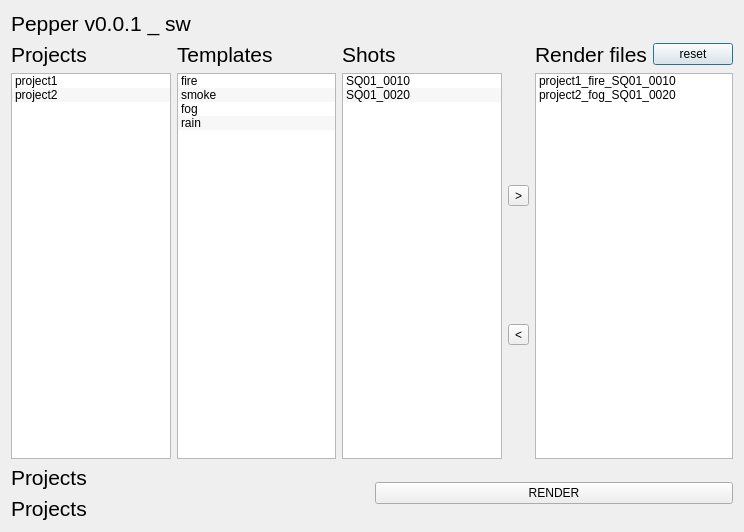
This is ui_sw/main.ui in NetflixVFX-Ac/BlackPepper as Qt 5 draws it before an edit. The edited form follows.
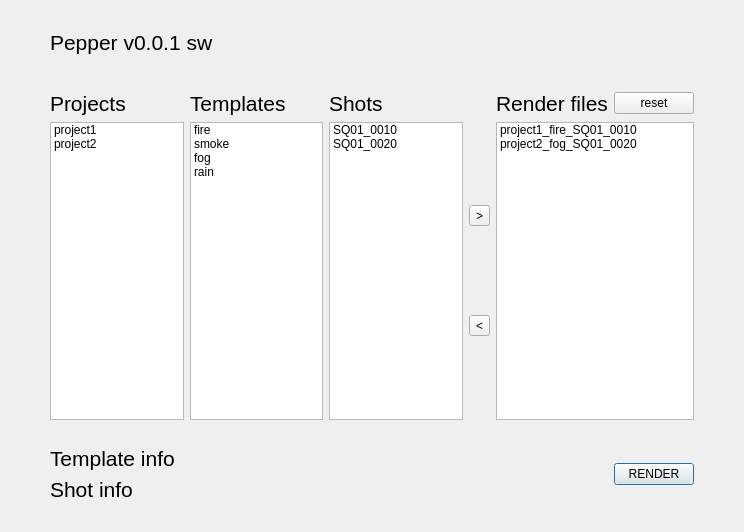
This is the edited form.

What changed in the file:
```diff
--- a/ui_sw/main.ui
+++ b/ui_sw/main.ui
@@ -14,6 +14,85 @@
    <string>Dialog</string>
   </property>
   <layout class="QGridLayout" name="gridLayout_2">
+   <property name="leftMargin">
+    <number>50</number>
+   </property>
+   <property name="topMargin">
+    <number>30</number>
+   </property>
+   <property name="rightMargin">
+    <number>50</number>
+   </property>
+   <property name="bottomMargin">
+    <number>30</number>
+   </property>
+   <item row="2" column="0">
+    <layout class="QHBoxLayout" name="horizontalLayout">
+     <item>
+      <layout class="QVBoxLayout" name="verticalLayout_3">
+       <item>
+        <widget class="QLabel" name="template_info">
+         <property name="font">
+          <font>
+           <pointsize>16</pointsize>
+          </font>
+         </property>
+         <property name="text">
+          <string>Template info</string>
+         </property>
+        </widget>
+       </item>
+       <item>
+        <widget class="QLabel" name="shot_info">
+         <property name="font">
+          <font>
+           <pointsize>16</pointsize>
+          </font>
+         </property>
+         <property name="text">
+          <string>Shot info</string>
+         </property>
+        </widget>
+       </item>
+      </layout>
+     </item>
+     <item>
+      <spacer name="horizontalSpacer">
+       <property name="orientation">
+        <enum>Qt::Horizontal</enum>
+       </property>
+       <property name="sizeType">
+        <enum>QSizePolicy::Fixed</enum>
+       </property>
+       <property name="sizeHint" stdset="0">
+        <size>
+         <width>40</width>
+         <height>20</height>
+        </size>
+       </property>
+      </spacer>
+     </item>
+     <item>
+      <widget class="QPushButton" name="render_btn">
+       <property name="sizePolicy">
+        <sizepolicy hsizetype="Fixed" vsizetype="Fixed">
+         <horstretch>0</horstretch>
+         <verstretch>0</verstretch>
+        </sizepolicy>
+       </property>
+       <property name="minimumSize">
+        <size>
+         <width>0</width>
+         <height>0</height>
+        </size>
+       </property>
+       <property name="text">
+        <string>RENDER</string>
+       </property>
+      </widget>
+     </item>
+    </layout>
+   </item>
    <item row="0" column="0">
     <layout class="QVBoxLayout" name="verticalLayout_2">
      <item>
@@ -24,20 +103,26 @@
         </font>
        </property>
        <property name="text">
-        <string>Pepper v0.0.1 _ sw</string>
+        <string>Pepper v0.0.1 sw</string>
        </property>
       </widget>
      </item>
      <item>
       <layout class="QGridLayout" name="gridLayout_3">
-       <item row="1" column="0">
+       <item row="1" column="2">
+        <widget class="QLabel" name="label_4">
+         <property name="font">
+          <font>
+           <pointsize>16</pointsize>
+          </font>
+         </property>
+         <property name="text">
+          <string>Shots</string>
+         </property>
+        </widget>
+       </item>
+       <item row="2" column="0">
         <widget class="QListWidget" name="listWidget">
-         <property name="alternatingRowColors">
-          <bool>true</bool>
-         </property>
-         <property name="selectionMode">
-          <enum>QAbstractItemView::SingleSelection</enum>
-         </property>
          <item>
           <property name="text">
            <string>project1</string>
@@ -55,7 +140,7 @@
          </item>
         </widget>
        </item>
-       <item row="1" column="5">
+       <item row="2" column="5">
         <widget class="QListWidget" name="listWidget_4">
          <item>
           <property name="text">
@@ -74,14 +159,8 @@
          </item>
         </widget>
        </item>
-       <item row="1" column="1">
+       <item row="2" column="1">
         <widget class="QListWidget" name="listWidget_2">
-         <property name="alternatingRowColors">
-          <bool>true</bool>
-         </property>
-         <property name="selectionMode">
-          <enum>QAbstractItemView::SingleSelection</enum>
-         </property>
          <item>
           <property name="text">
            <string>fire</string>
@@ -109,14 +188,8 @@
          </item>
         </widget>
        </item>
-       <item row="1" column="2">
+       <item row="2" column="2">
         <widget class="QListWidget" name="listWidget_3">
-         <property name="alternatingRowColors">
-          <bool>true</bool>
-         </property>
-         <property name="selectionMode">
-          <enum>QAbstractItemView::SingleSelection</enum>
-         </property>
          <item>
           <property name="text">
            <string>SQ01_0010</string>
@@ -134,61 +207,7 @@
          </item>
         </widget>
        </item>
-       <item row="1" column="3">
-        <layout class="QVBoxLayout" name="verticalLayout_4">
-         <item>
-          <widget class="QToolButton" name="toolButton_3">
-           <property name="text">
-            <string>&gt;</string>
-           </property>
-          </widget>
-         </item>
-         <item>
-          <widget class="QToolButton" name="toolButton_2">
-           <property name="text">
-            <string>&lt;</string>
-           </property>
-          </widget>
-         </item>
-        </layout>
-       </item>
-       <item row="0" column="0">
-        <widget class="QLabel" name="label">
-         <property name="font">
-          <font>
-           <pointsize>16</pointsize>
-          </font>
-         </property>
-         <property name="text">
-          <string>Projects</string>
-         </property>
-        </widget>
-       </item>
-       <item row="0" column="1">
-        <widget class="QLabel" name="label_2">
-         <property name="font">
-          <font>
-           <pointsize>16</pointsize>
-          </font>
-         </property>
-         <property name="text">
-          <string>Templates</string>
-         </property>
-        </widget>
-       </item>
-       <item row="0" column="2">
-        <widget class="QLabel" name="label_4">
-         <property name="font">
-          <font>
-           <pointsize>16</pointsize>
-          </font>
-         </property>
-         <property name="text">
-          <string>Shots</string>
-         </property>
-        </widget>
-       </item>
-       <item row="0" column="5">
+       <item row="1" column="5">
         <layout class="QHBoxLayout" name="horizontalLayout_2">
          <item>
           <widget class="QLabel" name="label_5">
@@ -211,48 +230,83 @@
          </item>
         </layout>
        </item>
+       <item row="2" column="3">
+        <layout class="QVBoxLayout" name="verticalLayout_4">
+         <item>
+          <widget class="QToolButton" name="append_btn">
+           <property name="text">
+            <string>&gt;</string>
+           </property>
+          </widget>
+         </item>
+         <item>
+          <widget class="QToolButton" name="del_btn">
+           <property name="text">
+            <string>&lt;</string>
+           </property>
+          </widget>
+         </item>
+        </layout>
+       </item>
+       <item row="1" column="0">
+        <widget class="QLabel" name="label">
+         <property name="font">
+          <font>
+           <pointsize>16</pointsize>
+          </font>
+         </property>
+         <property name="text">
+          <string>Projects</string>
+         </property>
+        </widget>
+       </item>
+       <item row="1" column="1">
+        <widget class="QLabel" name="label_2">
+         <property name="font">
+          <font>
+           <pointsize>16</pointsize>
+          </font>
+         </property>
+         <property name="text">
+          <string>Templates</string>
+         </property>
+        </widget>
+       </item>
+       <item row="0" column="0">
+        <spacer name="verticalSpacer">
+         <property name="orientation">
+          <enum>Qt::Vertical</enum>
+         </property>
+         <property name="sizeType">
+          <enum>QSizePolicy::Fixed</enum>
+         </property>
+         <property name="sizeHint" stdset="0">
+          <size>
+           <width>50</width>
+           <height>30</height>
+          </size>
+         </property>
+        </spacer>
+       </item>
       </layout>
      </item>
     </layout>
    </item>
    <item row="1" column="0">
-    <layout class="QHBoxLayout" name="horizontalLayout">
-     <item>
-      <layout class="QVBoxLayout" name="verticalLayout_3">
-       <item>
-        <widget class="QLabel" name="label_6">
-         <property name="font">
-          <font>
-           <pointsize>16</pointsize>
-          </font>
-         </property>
-         <property name="text">
-          <string>Projects</string>
-         </property>
-        </widget>
-       </item>
-       <item>
-        <widget class="QLabel" name="label_7">
-         <property name="font">
-          <font>
-           <pointsize>16</pointsize>
-          </font>
-         </property>
-         <property name="text">
-          <string>Projects</string>
-         </property>
-        </widget>
-       </item>
-      </layout>
-     </item>
-     <item>
-      <widget class="QPushButton" name="pushButton_2">
-       <property name="text">
-        <string>RENDER</string>
-       </property>
-      </widget>
-     </item>
-    </layout>
+    <spacer name="verticalSpacer_2">
+     <property name="orientation">
+      <enum>Qt::Vertical</enum>
+     </property>
+     <property name="sizeType">
+      <enum>QSizePolicy::Fixed</enum>
+     </property>
+     <property name="sizeHint" stdset="0">
+      <size>
+       <width>20</width>
+       <height>20</height>
+      </size>
+     </property>
+    </spacer>
    </item>
   </layout>
  </widget>
```
Left out of the diff: 2 changed lines with no effect on the pictures.
